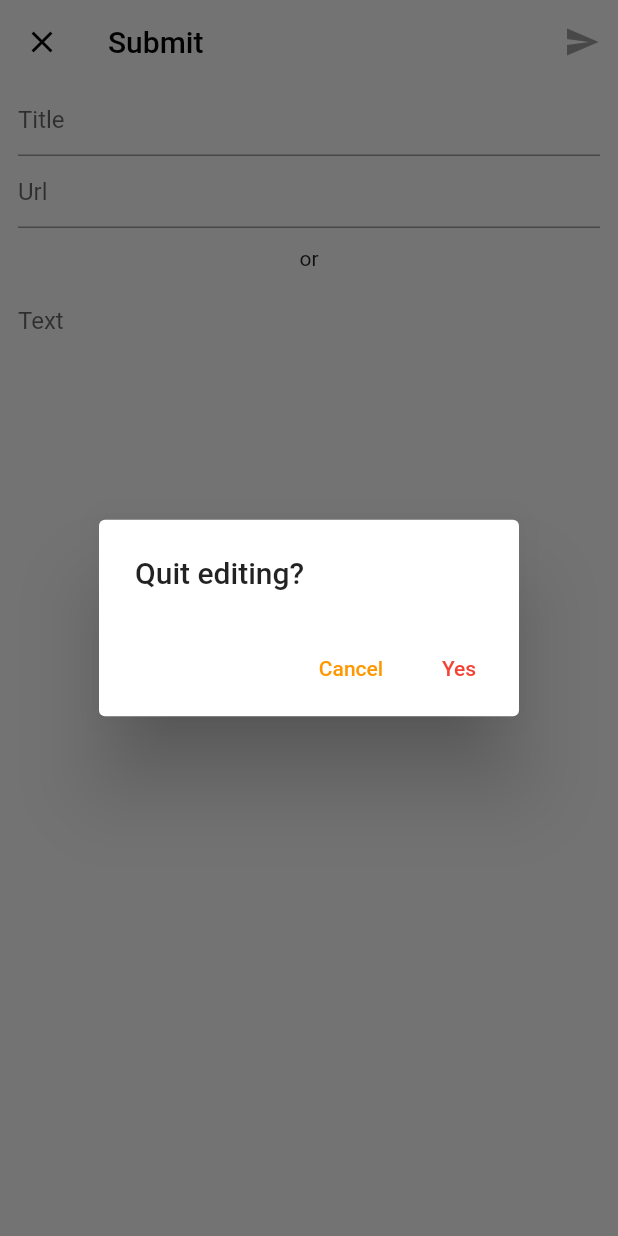
After one commit to Gabby-Software/HACKI-News-mobileapp, a Flutter app: the SubmitScreen screen opened by its route, after a tap on the "close" icon, on a phone screen of 412 x 824 dp. The commit adds this screen. Run offline on Flutter 3.47's test engine with Material 2 defaults, Android fonts, the phone set to English and light mode, and no system bars; our stand-ins replace adaptive_theme, badges, bloc, cached_network_image, dio, equatable and 15 more; missing offline and left inert: clipboard, fast_gbk, feature_discovery, firebase, flutter_inappwebview; accounts and stored records are empty.

Commit message:
added submit feature.

```diff
--- a/lib/config/custom_router.dart
+++ b/lib/config/custom_router.dart
@@ -12,6 +12,8 @@ class CustomRouter {
         return HomeScreen.route();
       case StoryScreen.routeName:
         return StoryScreen.route(settings.arguments! as StoryScreenArgs);
+      case SubmitScreen.routeName:
+        return SubmitScreen.route();
       default:
         return _errorRoute();
     }
--- a/lib/cubits/cubits.dart
+++ b/lib/cubits/cubits.dart
@@ -8,4 +8,5 @@ export 'pin/pin_cubit.dart';
 export 'post/post_cubit.dart';
 export 'preference/preference_cubit.dart';
 export 'search/search_cubit.dart';
+export 'submit/submit_cubit.dart';
 export 'vote/vote_cubit.dart';
--- /dev/null
+++ b/lib/cubits/submit/submit_cubit.dart
@@ -0,0 +1,46 @@
+import 'package:bloc/bloc.dart';
+import 'package:equatable/equatable.dart';
+import 'package:hacki/config/locator.dart';
+import 'package:hacki/repositories/post_repository.dart';
+
+part 'submit_state.dart';
+
+class SubmitCubit extends Cubit<SubmitState> {
+  SubmitCubit({PostRepository? postRepository})
+      : _postRepository = postRepository ?? locator.get<PostRepository>(),
+        super(const SubmitState.init());
+
+  final PostRepository _postRepository;
+
+  void onTitleChanged(String title) {
+    emit(state.copyWith(title: title));
+  }
+
+  void onUrlChanged(String url) {
+    emit(state.copyWith(url: url));
+  }
+
+  void onTextChanged(String text) {
+    emit(state.copyWith(text: text));
+  }
+
+  void onSubmitTapped() {
+    emit(state.copyWith(status: SubmitStatus.submitting));
+
+    if (state.title?.isNotEmpty ?? false) {
+      _postRepository
+          .submit(
+        title: state.title!,
+        url: state.url,
+        text: state.text,
+      )
+          .then((successful) {
+        if (successful) {
+          emit(state.copyWith(status: SubmitStatus.submitted));
+        } else {
+          emit(state.copyWith(status: SubmitStatus.failure));
+        }
+      });
+    }
+  }
+}
--- /dev/null
+++ b/lib/cubits/submit/submit_state.dart
@@ -0,0 +1,50 @@
+part of 'submit_cubit.dart';
+
+enum SubmitStatus {
+  initial,
+  submitting,
+  submitted,
+  failure,
+}
+
+class SubmitState extends Equatable {
+  const SubmitState({
+    required this.title,
+    required this.url,
+    required this.text,
+    required this.status,
+  });
+
+  const SubmitState.init()
+      : title = null,
+        url = null,
+        text = null,
+        status = SubmitStatus.initial;
+
+  final String? title;
+  final String? url;
+  final String? text;
+  final SubmitStatus status;
+
+  SubmitState copyWith({
+    String? title,
+    String? url,
+    String? text,
+    SubmitStatus? status,
+  }) {
+    return SubmitState(
+      title: title ?? this.title,
+      url: url ?? this.url,
+      text: text ?? this.text,
+      status: status ?? this.status,
+    );
+  }
+
+  @override
+  List<Object?> get props => [
+        title,
+        url,
+        text,
+        status,
+      ];
+}
--- a/lib/models/post_data.dart
+++ b/lib/models/post_data.dart
@@ -118,3 +118,51 @@ class VotePostData with PostDataMixin {
     };
   }
 }
+
+class SubmitPostData with PostDataMixin {
+  SubmitPostData({
+    required this.fnid,
+    required this.fnop,
+    required this.title,
+    this.url,
+    this.text,
+  }) : assert((url != null && text == null) || (url == null && text != null));
+
+  final String fnid;
+  final String fnop;
+  final String title;
+  final String? url;
+  final String? text;
+
+  @override
+  Map<String, dynamic> toJson() {
+    return <String, dynamic>{
+      'fnid': fnid,
+      'fnop': fnop,
+      'title': title,
+      'url': url,
+      'text': text,
+    };
+  }
+}
+
+class FormPostData with PostDataMixin {
+  FormPostData({
+    required this.acct,
+    required this.pw,
+    this.id,
+  });
+
+  final String acct;
+  final String pw;
+  final int? id;
+
+  @override
+  Map<String, dynamic> toJson() {
+    return <String, dynamic>{
+      'acct': acct,
+      'pw': pw,
+      'id': id,
+    };
+  }
+}
--- a/lib/screens/home_screen.dart
+++ b/lib/screens/home_screen.dart
@@ -225,7 +225,7 @@ class _HomeScreenState extends State<HomeScreen>
                               ),
                             ),
                             Tab(
-                              icon: DescribedFeatureOverlay(
+                              child: DescribedFeatureOverlay(
                                 targetColor: Theme.of(context).primaryColor,
                                 tapTarget: const Icon(
                                   Icons.person,
@@ -239,7 +239,9 @@ class _HomeScreenState extends State<HomeScreen>
                                   'to check out stories and comments you have '
                                   'posted in the past, and get in-app '
                                   'notification when there is new reply to '
-                                  'your comments or stories',
+                                  'your comments or stories.\n\nAlso, you can '
+                                  'long press here to submit a new link to '
+                                  'Hacker News.',
                                   style: TextStyle(fontSize: 16),
                                 ),
                                 child: BlocBuilder<NotificationCubit,
--- a/lib/screens/screens.dart
+++ b/lib/screens/screens.dart
@@ -2,3 +2,4 @@ export 'home_screen.dart';
 export 'profile/profile_screen.dart';
 export 'search/search_screen.dart';
 export 'story/story_screen.dart';
+export 'submit/submit_screen.dart';
--- a/lib/screens/search/search_screen.dart
+++ b/lib/screens/search/search_screen.dart
@@ -3,7 +3,7 @@ import 'package:flutter_bloc/flutter_bloc.dart';
 import 'package:flutter_fadein/flutter_fadein.dart';
 import 'package:hacki/cubits/cubits.dart';
 import 'package:hacki/main.dart';
-import 'package:hacki/screens/story/story_screen.dart';
+import 'package:hacki/screens/screens.dart';
 import 'package:hacki/screens/widgets/widgets.dart';
 import 'package:hacki/utils/utils.dart';
 import 'package:pull_to_refresh/pull_to_refresh.dart';
--- /dev/null
+++ b/lib/screens/submit/submit_screen.dart
@@ -0,0 +1,199 @@
+import 'package:flutter/material.dart';
+import 'package:flutter_bloc/flutter_bloc.dart';
+import 'package:hacki/cubits/cubits.dart';
+
+class SubmitScreen extends StatefulWidget {
+  const SubmitScreen({Key? key}) : super(key: key);
+
+  static const String routeName = '/submit';
+
+  static Route route() {
+    return MaterialPageRoute<SubmitScreen>(
+      settings: const RouteSettings(name: routeName),
+      builder: (context) => BlocProvider(
+        create: (context) => SubmitCubit(),
+        child: const SubmitScreen(),
+      ),
+    );
+  }
+
+  @override
+  _SubmitScreenState createState() => _SubmitScreenState();
+}
+
+class _SubmitScreenState extends State<SubmitScreen> {
+  final titleEditingController = TextEditingController();
+  final urlEditingController = TextEditingController();
+  final textEditingController = TextEditingController();
+
+  @override
+  Widget build(BuildContext context) {
+    return BlocConsumer<SubmitCubit, SubmitState>(
+      listenWhen: (previous, current) => previous.status != current.status,
+      listener: (context, state) {
+        if (state.status == SubmitStatus.submitted) {
+          showSnackBar(
+            content: 'Post submitted successfully.',
+          );
+        } else if (state.status == SubmitStatus.failure) {
+          showSnackBar(
+            content: 'Something went wrong...',
+          );
+        }
+      },
+      builder: (context, state) {
+        return Scaffold(
+          appBar: AppBar(
+            backgroundColor: Theme.of(context).canvasColor,
+            elevation: 0,
+            leading: IconButton(
+              icon: const Icon(Icons.close),
+              onPressed: () {
+                showDialog<bool>(
+                  context: context,
+                  barrierDismissible: false,
+                  builder: (context) {
+                    return AlertDialog(
+                      title: const Text('Quit editing?'),
+                      actions: <Widget>[
+                        TextButton(
+                            onPressed: () => Navigator.of(context).pop(false),
+                            child: const Text('Cancel')),
+                        TextButton(
+                          onPressed: () => Navigator.of(context).pop(true),
+                          child: const Text(
+                            'Yes',
+                            style: TextStyle(
+                              color: Colors.red,
+                            ),
+                          ),
+                        ),
+                      ],
+                    );
+                  },
+                ).then((value) {
+                  if (value ?? false) {
+                    Navigator.of(context).pop();
+                  }
+                });
+              },
+            ),
+            title: const Text(
+              'Submit',
+            ),
+            actions: [
+              if (state.status == SubmitStatus.submitting)
+                const Padding(
+                  padding: EdgeInsets.symmetric(
+                    vertical: 18,
+                    horizontal: 16,
+                  ),
+                  child: SizedBox(
+                    height: 20,
+                    width: 20,
+                    child: CircularProgressIndicator(
+                      color: Colors.orange,
+                      strokeWidth: 2,
+                    ),
+                  ),
+                )
+              else if (canSubmit())
+                IconButton(
+                  icon: const Icon(
+                    Icons.send,
+                    color: Colors.orange,
+                  ),
+                  onPressed: context.read<SubmitCubit>().onSubmitTapped,
+                )
+              else
+                IconButton(
+                  icon: const Icon(
+                    Icons.send,
+                    color: Colors.grey,
+                  ),
+                  onPressed: () {},
+                ),
+            ],
+          ),
+          body: Column(
+            children: [
+              Padding(
+                padding: const EdgeInsets.symmetric(horizontal: 12),
+                child: TextField(
+                  controller: titleEditingController,
+                  cursorColor: Colors.orange,
+                  autocorrect: false,
+                  decoration: const InputDecoration(
+                    hintText: 'Title',
+                    focusedBorder: UnderlineInputBorder(
+                      borderSide: BorderSide(color: Colors.orange),
+                    ),
+                  ),
+                  onChanged: context.read<SubmitCubit>().onTitleChanged,
+                ),
+              ),
+              Padding(
+                padding: const EdgeInsets.symmetric(horizontal: 12),
+                child: TextField(
+                  enabled: textEditingController.text.isEmpty,
+                  controller: urlEditingController,
+                  cursorColor: Colors.orange,
+                  autocorrect: false,
+                  decoration: const InputDecoration(
+                    hintText: 'Url',
+                    focusedBorder: UnderlineInputBorder(
+                      borderSide: BorderSide(color: Colors.orange),
+                    ),
+                  ),
+                  onChanged: context.read<SubmitCubit>().onUrlChanged,
+                ),
+              ),
+              const Padding(
+                padding: EdgeInsets.symmetric(vertical: 12),
+                child: Center(
+                  child: Text('or'),
+                ),
+              ),
+              Expanded(
+                child: Padding(
+                  padding: const EdgeInsets.symmetric(horizontal: 12),
+                  child: TextField(
+                    enabled: urlEditingController.text.isEmpty,
+                    controller: textEditingController,
+                    cursorColor: Colors.orange,
+                    maxLines: 200,
+                    decoration: const InputDecoration(
+                      hintText: 'Text',
+                      focusedBorder: UnderlineInputBorder(
+                        borderSide: BorderSide.none,
+                      ),
+                      border: UnderlineInputBorder(
+                        borderSide: BorderSide.none,
+                      ),
+                    ),
+                    onChanged: context.read<SubmitCubit>().onTextChanged,
+                  ),
+                ),
+              ),
+            ],
+          ),
+        );
+      },
+    );
+  }
+
+  bool canSubmit() {
+    return titleEditingController.text.isNotEmpty &&
+        (textEditingController.text.isNotEmpty ||
+            urlEditingController.text.isNotEmpty);
+  }
+
+  void showSnackBar({required String content}) {
+    ScaffoldMessenger.of(context).showSnackBar(SnackBar(
+      content: Text(
+        content,
+      ),
+      backgroundColor: Colors.orange,
+    ));
+  }
+}
```
Also changed, not shown: lib/repositories/post_repository.dart (+66 -0 lines), lib/screens/profile/profile_screen.dart (+28 -1 lines).
